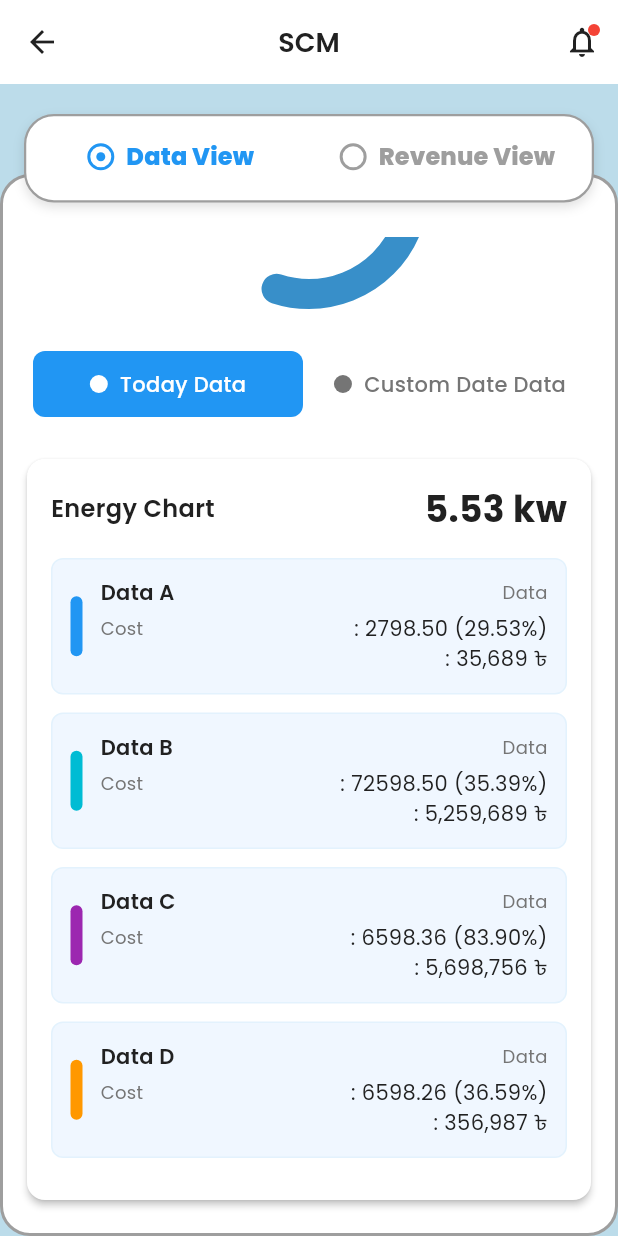
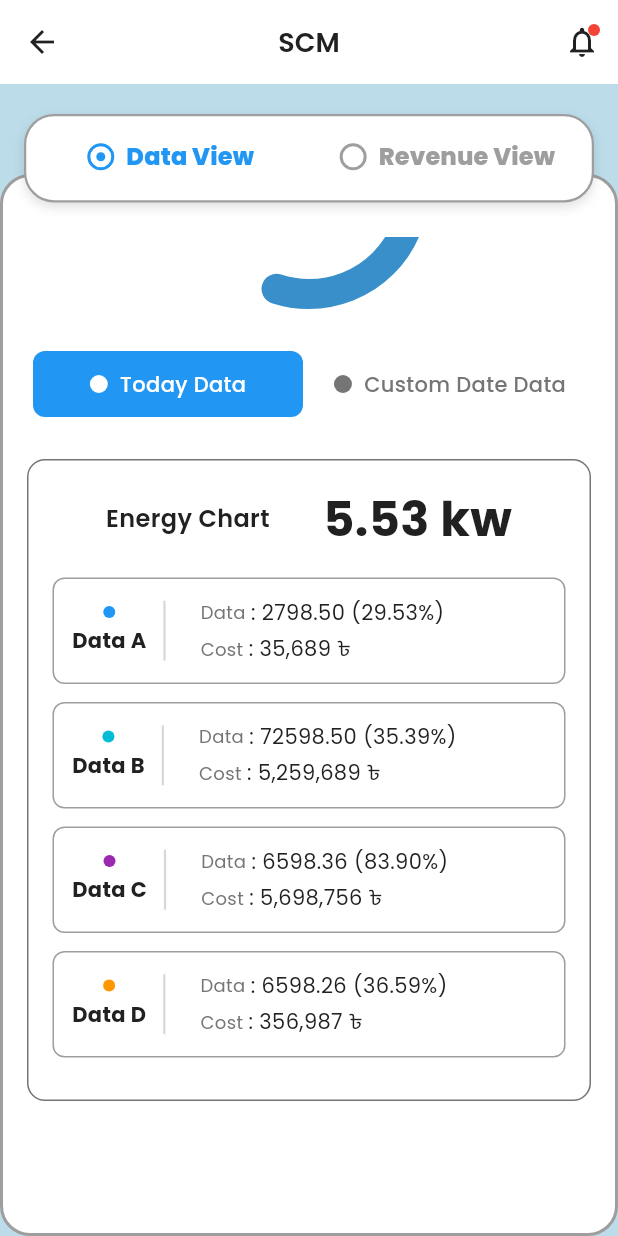
Before and after one commit to shariaralphabyte/scube-tech-task, a Flutter app: the SummaryScreen screen opened directly, scrolled down 128 dp, on a phone screen of 412 x 824 dp. Run offline on Flutter 3.47's test engine with Material 3 defaults, Android fonts, the phone set to English and light mode, and no system bars; our stand-ins replace google_fonts; accounts and stored records are empty.

Commit message:
refactor: Enhance UI and layout of energy chart components
This commit refactors the UI of the energy chart card and its related components to improve visual clarity and presentation.

Key changes include:

- **`EnergyChartCard`:**
    - Replaced the `Card` widget with a `Container` featuring a border for a cleaner look.
    - Adjusted alignment to center the chart title and total power value.
    - Updated the text style for the total power value to `AppTheme.largeValue`.

- **`_ChartLegendItem`:**
    - Redesigned the legend item layout for better readability.
    - The colored bar is replaced with a smaller colored circle placed above the source name.
    - A vertical divider is introduced to visually separate the source from its data.
    - Data and Cost labels are now aligned on the left, followed by their respective values, instead of being on opposite sides.

```diff
--- a/lib/presentation/screens/summary_screen.dart
+++ b/lib/presentation/screens/summary_screen.dart
@@ -97,7 +97,6 @@ class _SummaryScreenState extends State<SummaryScreen>
               ),
             ),
 
-            /// Top Layer (TabBar)
             Positioned(
               top: 20,
               left: 16,
--- a/lib/presentation/widgets/energy_chart_card.dart
+++ b/lib/presentation/widgets/energy_chart_card.dart
@@ -17,15 +17,19 @@ class EnergyChartCard extends StatelessWidget {
 
   @override
   Widget build(BuildContext context) {
-    return Card(
+    return Container(
+      decoration: BoxDecoration(
+        border: Border.all(color: AppTheme.textGray),
+        borderRadius: BorderRadius.circular(12),
+      ),
       margin: const EdgeInsets.symmetric(horizontal: 16, vertical: 8),
       child: Padding(
         padding: const EdgeInsets.all(16),
         child: Column(
-          crossAxisAlignment: CrossAxisAlignment.start,
+          crossAxisAlignment: CrossAxisAlignment.center,
           children: [
             Row(
-              mainAxisAlignment: MainAxisAlignment.spaceBetween,
+              mainAxisAlignment: MainAxisAlignment.spaceEvenly,
               children: [
                 Text(
                   title ?? 'Energy Chart',
@@ -33,7 +37,7 @@ class EnergyChartCard extends StatelessWidget {
                 ),
                 Text(
                   '${totalPower.toStringAsFixed(2)} kw',
-                  style: AppTheme.dataValue,
+                  style: AppTheme.largeValue,
                 ),
               ],
             ),
@@ -52,46 +56,48 @@ class EnergyChartCard extends StatelessWidget {
       margin: const EdgeInsets.only(bottom: 12),
       padding: const EdgeInsets.all(12),
       decoration: BoxDecoration(
-        color: AppTheme.veryLightBlue,
+
+        border: Border.all(color: AppTheme.textLight),
         borderRadius: BorderRadius.circular(8),
-        border: Border.all(color: AppTheme.lightBlue),
       ),
       child: Row(
         children: [
-          Container(
-            width: 8,
+          Column(
+            children: [
+              Container(
+                width: 8,
+                height: 8,
+                decoration: BoxDecoration(
+                  color: color,
+                  borderRadius: BorderRadius.circular(4),
+                ),
+              ),
+              SizedBox(height: 5,),
+              Text(
+                source.name,
+                style: AppTheme.bodyText.copyWith(
+                  fontWeight: FontWeight.w700,
+                ),
+              ),
+            ],
+          ),
+          SizedBox(
             height: 40,
-            decoration: BoxDecoration(
-              color: color,
-              borderRadius: BorderRadius.circular(4),
+            child: VerticalDivider(
+              thickness: 1.5,
+              width: 24,
+              color: Colors.grey.withOpacity(0.4),
             ),
-          ),
-          const SizedBox(width: 12),
+          ),          const SizedBox(width: 12),
           Expanded(
             child: Column(
               crossAxisAlignment: CrossAxisAlignment.start,
               children: [
                 Row(
-                  mainAxisAlignment: MainAxisAlignment.spaceBetween,
+                  mainAxisAlignment: MainAxisAlignment.start,
                   children: [
                     Text(
-                      source.name,
-                      style: AppTheme.bodyText.copyWith(
-                        fontWeight: FontWeight.w600,
-                      ),
-                    ),
-                    Text(
-                      'Data',
-                      style: AppTheme.smallText,
-                    ),
-                  ],
-                ),
-                const SizedBox(height: 4),
-                Row(
-                  mainAxisAlignment: MainAxisAlignment.spaceBetween,
-                  children: [
-                    Text(
-                      'Cost',
+                      'Data ',
                       style: AppTheme.smallText,
                     ),
                     Text(
@@ -100,16 +106,22 @@ class EnergyChartCard extends StatelessWidget {
                     ),
                   ],
                 ),
+                const SizedBox(height: 4),
                 Row(
-                  mainAxisAlignment: MainAxisAlignment.spaceBetween,
+
+                  mainAxisAlignment: MainAxisAlignment.start,
                   children: [
-                    const SizedBox(),
+                    Text(
+                      'Cost ',
+                      style: AppTheme.smallText,
+                    ),
                     Text(
                       ': ${NumberUtils.formatCurrency(source.cost)} ৳',
                       style: AppTheme.bodyText,
                     ),
                   ],
                 ),
+
               ],
             ),
           ),
```
